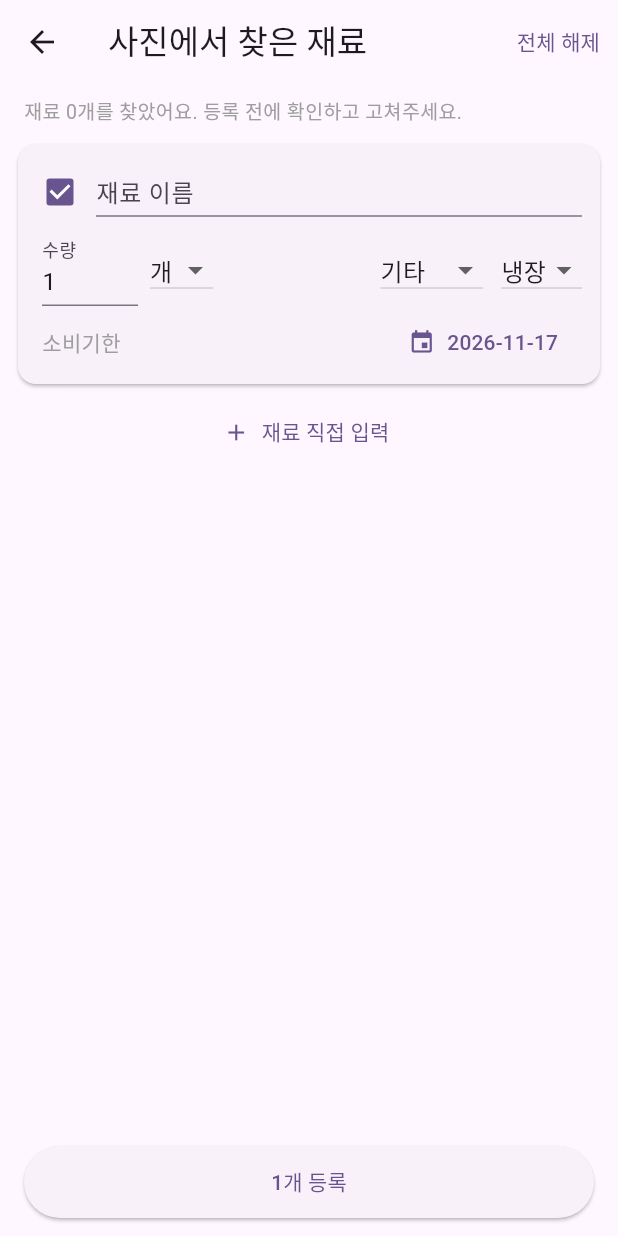
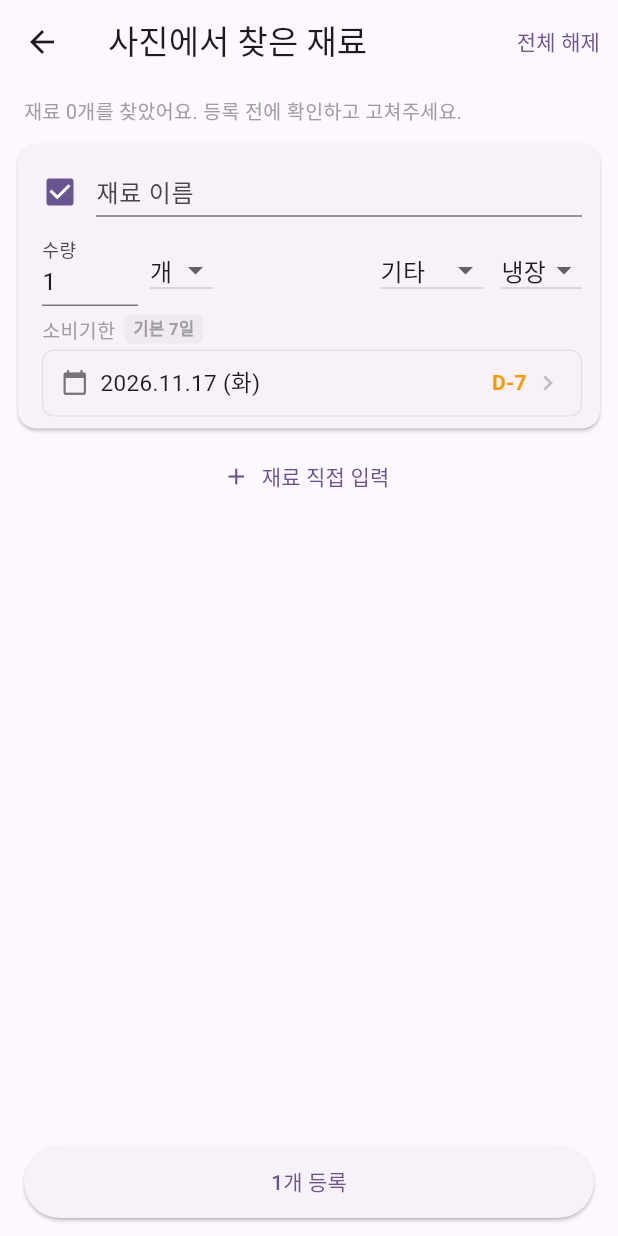
Before and after one commit to louiswoo09/fridge-manager, a Flutter app: the RecognitionReviewScreen screen opened directly with empty values, after a tap on "재료 직접 입력", on a phone screen of 412 x 824 dp. Run offline on Flutter 3.47's test engine with Material 3 defaults, Android fonts, the phone set to English and light mode, and no system bars; our stand-ins replace cached_network_image, camera, cloud_firestore, firebase_auth, firebase_core, fl_chart and 5 more; missing offline and left inert: google_mlkit_text_recognition; accounts and stored records are empty; network calls fail.

Commit message:
41차 수정(사진 인식 시 소비기한 인식, 소비기한 입력 화면 개선, ML Kit OCR 테스트 임시 포함)

```diff
--- a/lib/screens/ingredient_list_screen.dart
+++ b/lib/screens/ingredient_list_screen.dart
@@ -19,7 +19,6 @@ import 'package:image_picker/image_picker.dart';
 import '../services/ingredient_recognition_service.dart';
 import 'recognition_review_screen.dart';
 import 'photo_collect_screen.dart';
-import '../services/product_name_formatter.dart';
 
 class IngredientListScreen extends StatefulWidget {
   final OnRequestRecipeKeywordSearch? onRequestRecipeKeywordSearch;
--- a/lib/screens/recognition_review_screen.dart
+++ b/lib/screens/recognition_review_screen.dart
@@ -3,6 +3,7 @@ import '../models/ingredient.dart';
 import '../services/ingredient_recognition_service.dart';
 import 'dart:io';
 import 'package:image_picker/image_picker.dart';
+import '../widgets/expiration_date_field.dart';
 
 /// 사진·영수증 인식 결과를 확인하고 고친 뒤 등록할 재료 목록을 돌려주는 화면
 /// 등록 버튼을 누르면 고친 재료 목록을 이전 화면으로 돌려줌
@@ -26,6 +27,8 @@ class RecognitionReviewScreen extends StatefulWidget {
 /// 화면에서 수정 중인 재료 하나
 class _Draft {
   bool selected = true;
+  bool dateFromPhoto; // 사진에서 읽은 날짜인지
+  bool dateEdited = false; // 사용자가 직접 바꿨는지
   final TextEditingController name;
   final TextEditingController quantity;
   String category;
@@ -40,6 +43,7 @@ class _Draft {
     required this.unit,
     required this.storage,
     required this.expirationDate,
+    this.dateFromPhoto = false,
   }) : name = TextEditingController(text: name),
        quantity = TextEditingController(text: '$quantity');
 
@@ -84,7 +88,8 @@ class _RecognitionReviewScreenState extends State<RecognitionReviewScreen> {
             category: _pick(e.category, _categories, '기타'),
             unit: _pick(e.unit, _units, '개'),
             storage: _pick(e.storage, _storages, '냉장'),
-            expirationDate: _defaultExpiration,
+            expirationDate: e.expirationDate ?? _defaultExpiration,
+            dateFromPhoto: e.expirationDate != null,
           ),
         )
         .toList();
@@ -124,16 +129,6 @@ class _RecognitionReviewScreenState extends State<RecognitionReviewScreen> {
         ),
       );
     });
-  }
-
-  Future<void> _pickDate(_Draft d) async {
-    final picked = await showDatePicker(
-      context: context,
-      initialDate: d.expirationDate,
-      firstDate: DateTime.now(),
-      lastDate: DateTime.now().add(const Duration(days: 365 * 3)),
-    );
-    if (picked != null) setState(() => d.expirationDate = picked);
   }
 
   void _submit() {
@@ -233,9 +228,6 @@ class _RecognitionReviewScreenState extends State<RecognitionReviewScreen> {
     );
   }
 
-  String _formatDate(DateTime d) =>
-      '${d.year}-${d.month.toString().padLeft(2, '0')}-${d.day.toString().padLeft(2, '0')}';
-
   Widget _dropdown(
     String value,
     List<String> options,
@@ -296,7 +288,9 @@ class _RecognitionReviewScreenState extends State<RecognitionReviewScreen> {
 
     return Card(
       margin: const EdgeInsets.symmetric(vertical: 4),
-      color: enabled ? null : Colors.grey.shade100,
+      surfaceTintColor: Colors.transparent, // 테마 색이 섞이지 않게
+      child: Opacity(
+        opacity: enabled ? 1 : 0.45, // 체크 해제하면 흐리게
         child: Padding(
           padding: const EdgeInsets.fromLTRB(4, 8, 12, 4),
           child: Column(
@@ -357,20 +351,77 @@ class _RecognitionReviewScreenState extends State<RecognitionReviewScreen> {
                 ),
               ),
               Padding(
-              padding: const EdgeInsets.only(left: 12),
-              child: Row(
+                padding: const EdgeInsets.fromLTRB(12, 6, 0, 4),
+                child: Column(
+                  crossAxisAlignment: CrossAxisAlignment.start,
                   children: [
-                  const Text('소비기한', style: TextStyle(color: Colors.grey)),
-                  const Spacer(),
-                  TextButton.icon(
-                    onPressed: enabled ? () => _pickDate(d) : null,
-                    icon: const Icon(Icons.event, size: 18),
-                    label: Text(_formatDate(d.expirationDate)),
+                    Row(
+                      children: [
+                        const Text(
+                          '소비기한',
+                          style: TextStyle(color: Colors.grey, fontSize: 13),
+                        ),
+                        _dateTag(d),
+                      ],
+                    ),
+                    const SizedBox(height: 4),
+                    // 체크 해제한 카드는 다른 칸처럼 흐리게 + 못 누르게
+                    IgnorePointer(
+                      ignoring: !enabled,
+                      child: Opacity(
+                        opacity: enabled ? 1 : 0.5,
+                        child: ExpirationDateField(
+                          value: d.expirationDate,
+                          showLabel: false,
+                          onChanged: (v) => setState(() {
+                            d.expirationDate = v;
+                            d.dateFromPhoto = false;
+                            d.dateEdited = true;
+                          }),
+                        ),
+                      ),
                     ),
                   ],
                 ),
               ),
             ],
+          ),
+        ),
+      ),
+    );
+  }
+
+  /// 소비기한 옆 작은 표시: 이미 지남 / 사진에서 읽음 / 기본 7일
+  Widget _dateTag(_Draft d) {
+    final now = DateTime.now();
+    final today = DateTime(now.year, now.month, now.day);
+
+    String? text;
+    Color color = Colors.grey;
+    if (d.expirationDate.isBefore(today)) {
+      text = '이미 지난 날짜';
+      color = Colors.red;
+    } else if (d.dateFromPhoto) {
+      text = '사진에서 읽음';
+      color = Colors.indigo;
+    } else if (!d.dateEdited) {
+      text = '기본 $_defaultShelfDays일';
+    }
+    if (text == null) return const SizedBox.shrink();
+
+    return Container(
+      margin: const EdgeInsets.only(left: 6),
+      padding: const EdgeInsets.symmetric(horizontal: 6, vertical: 1),
+      decoration: BoxDecoration(
+        color: color.withValues(alpha: 0.1),
+        borderRadius: BorderRadius.circular(4),
+      ),
+      child: Text(
+        text,
+        style: TextStyle(
+          fontSize: 11,
+          color: color,
+          fontWeight: FontWeight.w600,
         ),
       ),
     );
--- a/lib/services/ingredient_recognition_service.dart
+++ b/lib/services/ingredient_recognition_service.dart
@@ -11,6 +11,7 @@ class RecognizedIngredient {
   final int quantity;
   final String unit;
   final String storage;
+  final DateTime? expirationDate;
 
   RecognizedIngredient({
     required this.name,
@@ -18,6 +19,7 @@ class RecognizedIngredient {
     required this.quantity,
     required this.unit,
     required this.storage,
+    this.expirationDate,
   });
 
   factory RecognizedIngredient.fromJson(Map<String, dynamic> json) {
@@ -27,6 +29,9 @@ class RecognizedIngredient {
       quantity: (json['quantity'] as num?)?.toInt() ?? 1,
       unit: json['unit']?.toString() ?? '개',
       storage: json['storage']?.toString() ?? '냉장',
+      expirationDate: DateTime.tryParse(
+        json['expiration_date']?.toString() ?? '',
+      ),
     );
   }
 }
--- a/pubspec.yaml
+++ b/pubspec.yaml
@@ -47,6 +47,7 @@ dependencies:
   image_picker: ^1.2.4
   camera: ^0.12.0+2
   sensors_plus: ^7.1.1
+  google_mlkit_text_recognition: ^0.16.0
 
 dev_dependencies:
   flutter_test:
```
Also changed, not shown: lib/screens/add_ingredient_screen.dart (+4 -24 lines), lib/screens/edit_ingredient_screen.dart (+4 -24 lines), lib/screens/profile_screen.dart (+42 -0 lines), lib/services/date_ocr_service.dart (added, +18 -0 lines), lib/widgets/expiration_date_field.dart (added, +442 -0 lines), pubspec.lock, 4 other files. Lines whose indentation alone changed are shown as unchanged.
